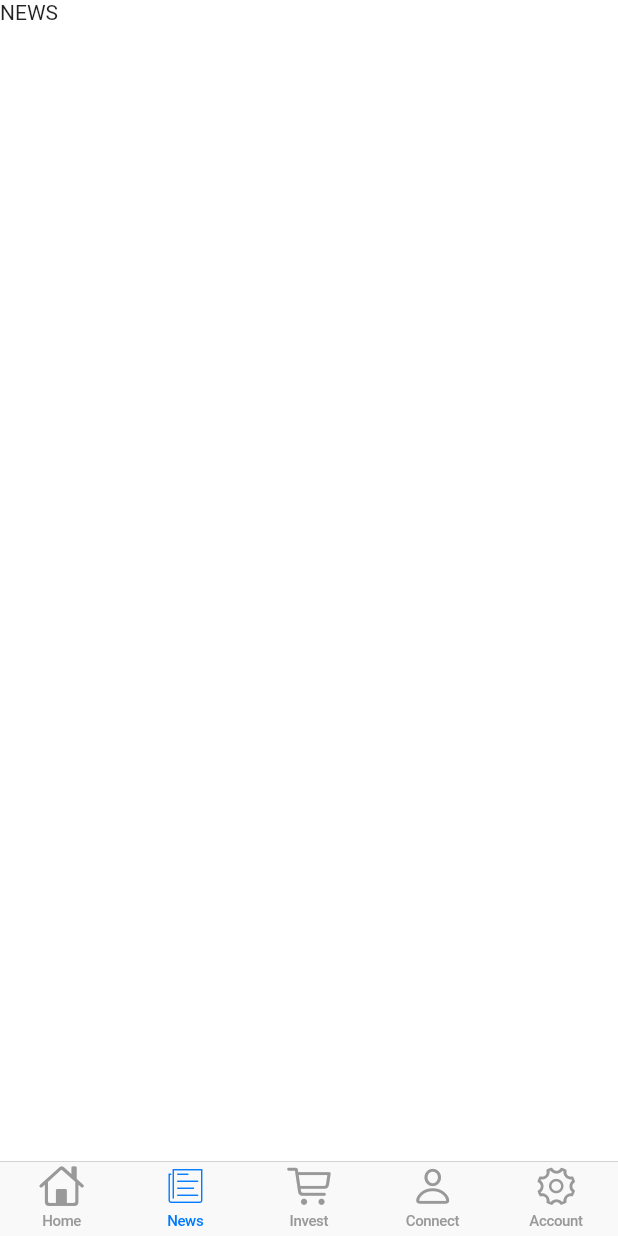
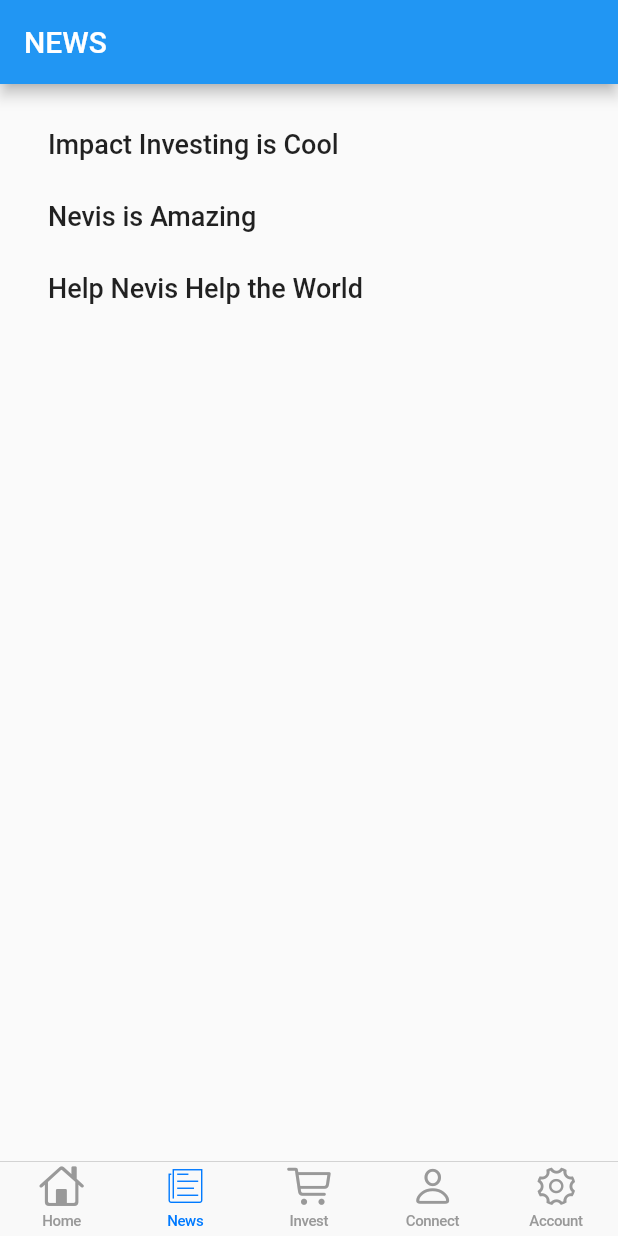
Before and after one commit to jchoughton/Flutter, a Flutter app: the screen it shows after launch, item 2 of the bottom bar chosen, on a phone screen of 412 x 824 dp. Run offline on Flutter 3.47's test engine with Material 2 defaults, Android fonts, the phone set to English and light mode, and no system bars.

Commit message:
Project part 2 with News Tab with 3 articles

```diff
--- /dev/null
+++ b/lib/NewsArticle.dart
@@ -0,0 +1,67 @@
+import 'package:flutter/material.dart';
+import 'package:flutter/rendering.dart';
+
+final titles = ["Impact Investing is Cool",
+  "Nevis is Amazing",
+  "Help Nevis Help the World"];
+final pictures = ["https://socialcapitalmarkets.net/wp-content/uploads/2019/10/SOCAP19-propel-capital-impact-investing.jpg",
+"https://image.freepik.com/free-photo/wow-face-asian-man-isolated-background_39688-1314.jpg",
+"https://cdn2.hubspot.net/hubfs/2116331/Investing.jpg"];
+final articles = ["Impact Investment is a cool way of investing in ideas across the world. By investing in an idea you can help small companies in that field improve the world.",
+  "Nevis is the best new social app company that will not only let you invest in impact investment but also let you connect with other Nevites like you.",
+  "Nevites like you can support Nevis support companies globaly to improve the world!!!!!"];
+
+class NewsArticle {
+  String title;
+  String picture;
+  String article;
+
+  NewsArticle(int i) {
+    title = titles[i];
+    picture = pictures[i];
+    article = articles[i];
+  }
+
+  String getTitle(int i) {
+    return (title);
+  }
+
+  String getPicture(int i) {
+    return (picture);
+  }
+
+  String getArticle(int i) {
+    return (article);
+  }
+
+  Widget openArticle(int i) {
+    return OpenArticleHelper(i);
+  }
+}
+
+class OpenArticleHelper extends StatelessWidget{
+  NewsArticle pullFrom;
+  OpenArticleHelper(int i) {
+    pullFrom = NewsArticle(i);
+  }
+
+  @override
+  Widget build(BuildContext context) {
+    return Scaffold(
+      appBar: AppBar(
+        title: Text(pullFrom.title),
+      ),
+      body: Row(
+        crossAxisAlignment: CrossAxisAlignment.center,
+      children: <Widget>[
+        SizedBox(
+          child: Image.network(pullFrom.picture),
+          width: 250,
+          height: 250,
+          ),
+        Flexible(child: Text(pullFrom.article)),
+      ]
+      ),
+    );
+  }
+}
--- a/lib/NewsTab.dart
+++ b/lib/NewsTab.dart
@@ -1,16 +1,79 @@
 import 'package:flutter/cupertino.dart';
+import 'package:flutter/material.dart';
+import 'NewsArticle.dart';
 
+class NewsTab extends StatelessWidget {
+  @override
+  Widget build(BuildContext context) {
+    return MaterialApp(
+      title: 'News',
+      home: NewsTabHelper(),
+    );
+  }
+}
 
-class NewsTab extends StatefulWidget {
+class NewsTabHelper extends StatefulWidget {
   @override
   _NewsTabState createState() {
     return _NewsTabState();
   }
 }
 
-class _NewsTabState extends State<NewsTab> {
+class _NewsTabState extends State<NewsTabHelper> {
+  final _suggestions = <NewsArticle>[];
+  final _biggerFont = const TextStyle(fontSize: 18.0);
+  final _numArticles = 3;
+  // #enddocregion RWS-var
+
+  // #docregion _buildSuggestions
+  Widget _buildSuggestions() {
+    return ListView.builder(
+      itemCount: _numArticles,
+        padding: const EdgeInsets.all(16.0),
+        itemBuilder: (context, i) {
+          final index = i%_numArticles;
+          if (index >= _suggestions.length) {
+            NewsArticle temp = NewsArticle(index%_numArticles);
+            _suggestions.add(temp);
+          }
+          return _buildButton(_suggestions[index], index);
+        });
+  }
+  // #enddocregion _buildSuggestions
+
+  // #docregion _buildRow
+  Widget _buildButton(NewsArticle article, int i) {
+    return Row( children: <Widget>[
+      FlatButton(
+        onPressed: (){
+          Navigator.push(
+              context,
+              MaterialPageRoute(builder: (context) => OpenArticleHelper(i)),
+          );
+        },
+       child: Row(
+           children: <Widget>[
+             Text(
+               article.getTitle(i),
+               style: _biggerFont,
+              ),
+    ])
+      )],
+      );
+    //]);
+  }
+  // #enddocregion _buildRow
+
+  // #docregion RWS-build
   @override
   Widget build(BuildContext context) {
-    return Text('NEWS');
+    return Scaffold(
+      appBar: AppBar(
+        title: Text('NEWS'),
+      ),
+      body: _buildSuggestions(),
+    );
   }
+// #enddocregion RWS-build
+// #docregion RWS-var
 }
```
Also changed, not shown: 1 other file.
